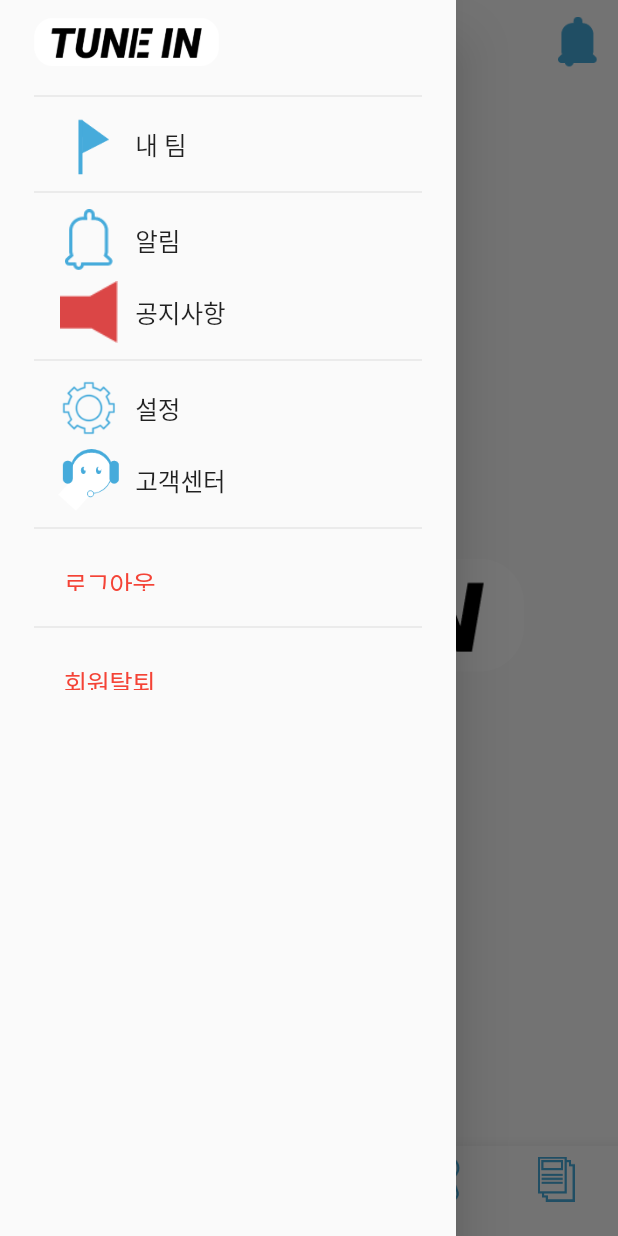
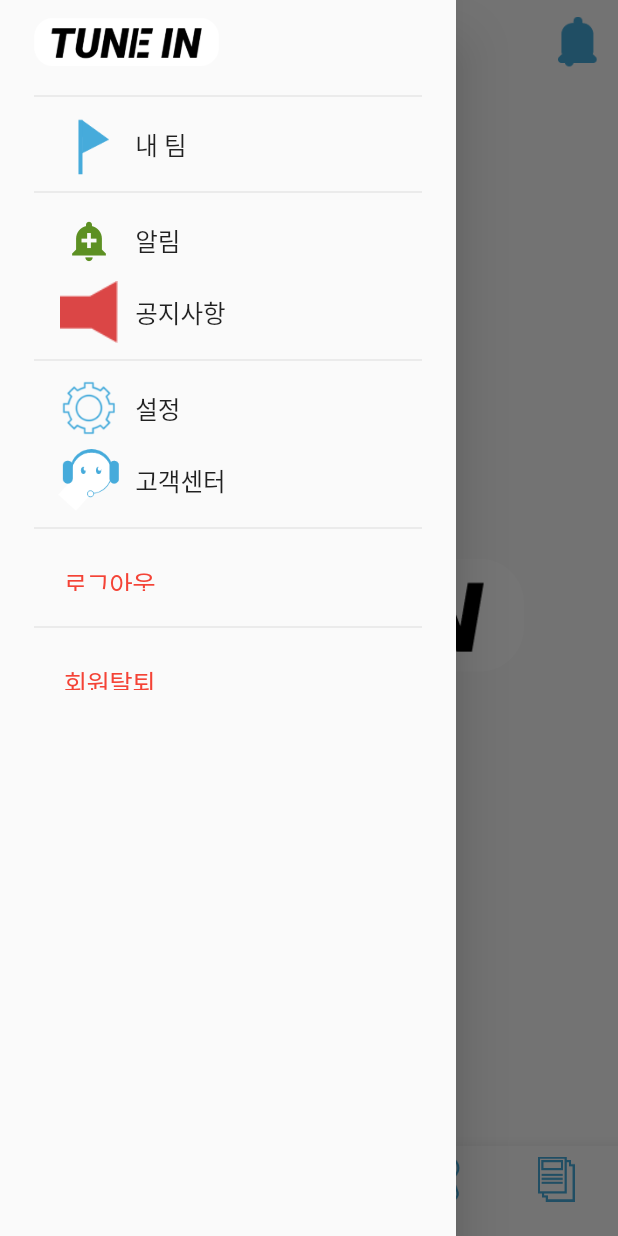
Before and after one commit to eruns001/networking, a Flutter app: the screen it shows once a user with an empty profile is signed in, with the side drawer open, on a phone screen of 412 x 824 dp. Run offline on Flutter 3.47's test engine with Material 2 defaults, Android fonts, the phone set to English and light mode, and no system bars; our stand-ins replace cloud_firestore, firebase_auth, firebase_storage, flutter_signin_button, google_sign_in, image_picker and 1 more; accounts and stored records are empty; network calls fail.

Commit message:
이미지 원형

```diff
--- a/lib/page/SignUpPage.dart
+++ b/lib/page/SignUpPage.dart
@@ -32,7 +32,9 @@ class _SignUpPageState extends State<SignUpPage> {
   // TextEditingController _pwController = new TextEditingController();
   // TextEditingController _pwConfirmController = new TextEditingController();
 
-  Widget _signupImageWidget = Image(image:  NetworkImage(basicImageUrl));
+  Widget _signupImageWidget = ClipOval(
+    child: Image(image:  NetworkImage(basicImageUrl)),
+  );
 
   ///프로필 이미지 url
   String _imageUrlController = basicImageUrl;
--- a/lib/page/UploadQuestionPage.dart
+++ b/lib/page/UploadQuestionPage.dart
@@ -285,6 +285,7 @@ class _UploadQuestionState extends State<UploadQuestionPage> {
           ),
         ),
       ),
+
       /*
       bottomNavigationBar: Container(
         padding: EdgeInsets.only(bottom: 10),
@@ -312,6 +313,7 @@ class _UploadQuestionState extends State<UploadQuestionPage> {
         ),
       ),// This trailing comma makes auto-formatting nicer for build methods.
        */
+
     );
   }
 }
--- a/lib/widget/NetworkingDrawer.dart
+++ b/lib/widget/NetworkingDrawer.dart
@@ -3,6 +3,8 @@ import 'package:flutter/cupertino.dart';
 import 'package:flutter/material.dart';
 import 'package:networking/data/data.dart';
 import 'package:networking/data/function.dart';
+
+import '../main.dart';
 
 // ignore: non_constant_identifier_names
 Drawer NetworkingDrawer({
@@ -60,7 +62,7 @@ Drawer NetworkingDrawer({
             deviceHeight: _deviceHeight,
             deviceWidth: _deviceWidth,
             title: '내 팀',
-            imageDirectory: 'images/drawer_icon_myTeam.png',
+            imageDirectory: Image.asset('images/drawer_icon_myTeam.png'),
             onPressed: () {},
           ),
 
@@ -72,7 +74,11 @@ Drawer NetworkingDrawer({
             deviceHeight: _deviceHeight,
             deviceWidth: _deviceWidth,
             title: '알림',
-            imageDirectory: 'images/drawer_icon_alarm.png',
+            imageDirectory: Icon(
+              Icons.add_alert,
+              color: const Color(0xff5d9023),
+              size: 30,
+            ),
             onPressed: () {},
           ),
 
@@ -81,7 +87,7 @@ Drawer NetworkingDrawer({
             deviceHeight: _deviceHeight,
             deviceWidth: _deviceWidth,
             title: '공지사항',
-            imageDirectory: 'images/drawer_icon_notice.png',
+            imageDirectory: Image.asset('images/drawer_icon_notice.png'),
             onPressed: () {},
           ),
 
@@ -93,7 +99,7 @@ Drawer NetworkingDrawer({
             deviceHeight: _deviceHeight,
             deviceWidth: _deviceWidth,
             title: '설정',
-            imageDirectory: 'images/drawer_icon_setting.png',
+            imageDirectory: Image.asset('images/drawer_icon_setting.png'),
             onPressed: () {},
           ),
 
@@ -102,7 +108,7 @@ Drawer NetworkingDrawer({
             deviceHeight: _deviceHeight,
             deviceWidth: _deviceWidth,
             title: '고객센터',
-            imageDirectory: 'images/drawer_icon_service.png',
+            imageDirectory: Image.asset('images/drawer_icon_service.png'),
             onPressed: () {},
           ),
 
@@ -161,6 +167,7 @@ Drawer NetworkingDrawer({
               ),
               onPressed: () async {
                 await WithdrawalUser();
+                //Navigator.of(context).pushReplacement(MaterialPageRoute(builder: (context) => MyHomePage()));
               },
             ),
           ),
@@ -175,7 +182,7 @@ class NetworkingDrawerMenu extends StatelessWidget {
     Key key,
     @required double deviceHeight,
     @required double deviceWidth,
-    @required String imageDirectory,
+    @required Widget imageDirectory,
     @required String title,
     @required Function onPressed,
   })  : _deviceHeight = deviceHeight,
@@ -187,7 +194,7 @@ class NetworkingDrawerMenu extends StatelessWidget {
 
   final double _deviceHeight;
   final double _deviceWidth;
-  final String _imageDirectory;
+  final Widget _imageDirectory;
   final String _title;
   final Function _onPressed;
 
@@ -199,7 +206,7 @@ class NetworkingDrawerMenu extends StatelessWidget {
           Container(
             height: _deviceWidth * 0.1,
             width: _deviceWidth * 0.1,
-            child: (_imageDirectory == null) ? null : Image.asset(_imageDirectory),
+            child: (_imageDirectory == null) ? null : _imageDirectory,
           ),
           Container(
             margin: EdgeInsets.fromLTRB(_deviceWidth * 0.025, 0, 0, 0),
```
